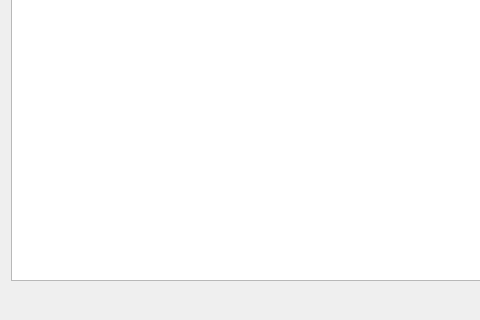
Above: rockit_autoreconstruction_ui/ui/display_log.ui from ornlneutronimaging/rockit_autoreconstruction_ui before the change; both pictures show x 0 to 480 and y 672 to 992 of the 655 by 992 pixel window. Below: the same form after it.
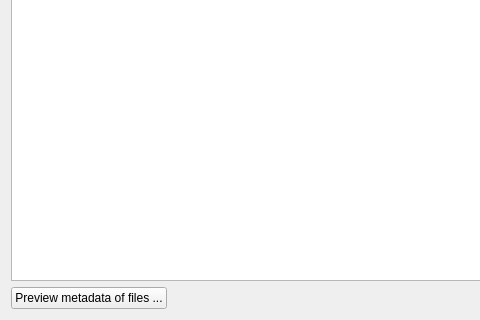
That is the form after the change.

Commit message: designed the ui for metadata. this refs #15

```diff
--- a/rockit_autoreconstruction_ui/ui/display_log.ui
+++ b/rockit_autoreconstruction_ui/ui/display_log.ui
@@ -62,6 +62,13 @@
    </item>
    <item>
     <layout class="QHBoxLayout" name="horizontalLayout_2">
+     <item>
+      <widget class="QPushButton" name="preview_metadata_pushButton">
+       <property name="text">
+        <string>Preview metadata of files ...</string>
+       </property>
+      </widget>
+     </item>
      <item>
       <spacer name="horizontalSpacer">
        <property name="orientation">
```
Left out of the diff: 17 changed lines with no effect on the pictures. The commit also changes 4 other files.
